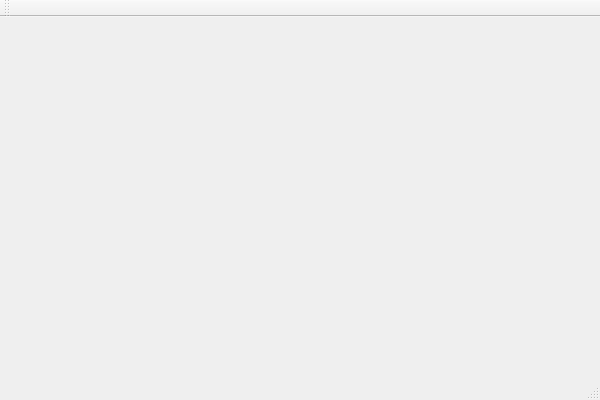
Old version of the form mainwindow.ui in the repository Mange/DBLite.
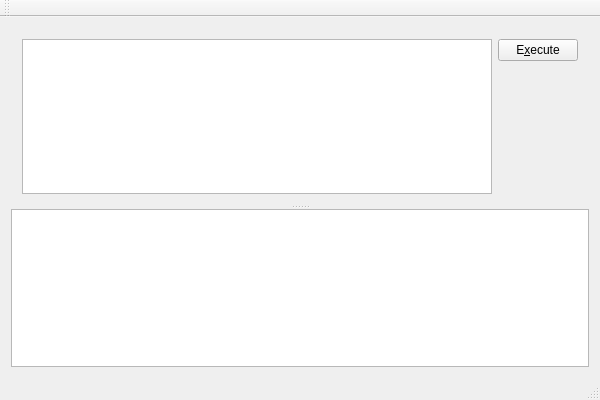
New version of the form.

Commit message: Laid out some base components of the UI

The edit to the form file:
```diff
--- a/mainwindow.ui
+++ b/mainwindow.ui
@@ -12,13 +12,70 @@
   <property name="windowTitle" >
    <string>MainWindow</string>
   </property>
-  <widget class="QMenuBar" name="menuBar" />
-  <widget class="QToolBar" name="mainToolBar" />
-  <widget class="QWidget" name="centralWidget" />
-  <widget class="QStatusBar" name="statusBar" />
+  <widget class="QWidget" name="centralWidget">
+   <layout class="QVBoxLayout" name="verticalLayout_2">
+    <item>
+     <widget class="QSplitter" name="queryResultSplitter">
+      <property name="orientation">
+       <enum>Qt::Vertical</enum>
+      </property>
+      <widget class="QWidget" name="">
+       <layout class="QHBoxLayout" name="horizontalLayout">
+        <item>
+         <widget class="QPlainTextEdit" name="queryEdit"/>
+        </item>
+        <item>
+         <layout class="QVBoxLayout" name="verticalLayout">
+          <item>
+           <widget class="QPushButton" name="executeQueryButton">
+            <property name="text">
+             <string>E&amp;xecute</string>
+            </property>
+           </widget>
+          </item>
+          <item>
+           <spacer name="executeQueryAlignment">
+            <property name="orientation">
+             <enum>Qt::Vertical</enum>
+            </property>
+            <property name="sizeHint" stdset="0">
+             <size>
+              <width>20</width>
+              <height>40</height>
+             </size>
+            </property>
+           </spacer>
+          </item>
+         </layout>
+        </item>
+       </layout>
+      </widget>
+      <widget class="QTableView" name="resultView"/>
+     </widget>
+    </item>
+   </layout>
+  </widget>
+  <widget class="QMenuBar" name="menuBar">
+   <property name="geometry">
+    <rect>
+     <x>0</x>
+     <y>0</y>
+     <width>600</width>
+     <height>22</height>
+    </rect>
+   </property>
+  </widget>
+  <widget class="QToolBar" name="mainToolBar">
+   <attribute name="toolBarArea">
+    <enum>TopToolBarArea</enum>
+   </attribute>
+   <attribute name="toolBarBreak">
+    <bool>false</bool>
+   </attribute>
+  </widget>
+  <widget class="QStatusBar" name="statusBar"/>
  </widget>
- <layoutDefault spacing="6" margin="11" />
- <pixmapfunction></pixmapfunction>
+ <layoutdefault spacing="6" margin="11"/>
  <resources/>
  <connections/>
 </ui>
```
Left out of the diff: 9 changed lines with no effect on the pictures.
